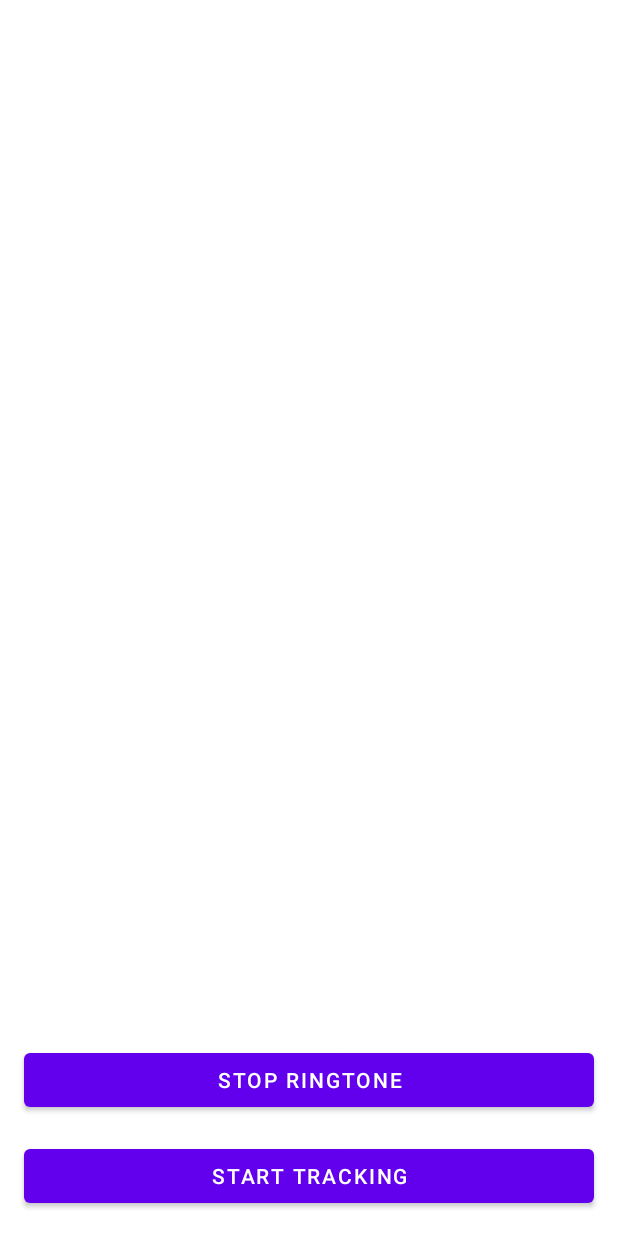
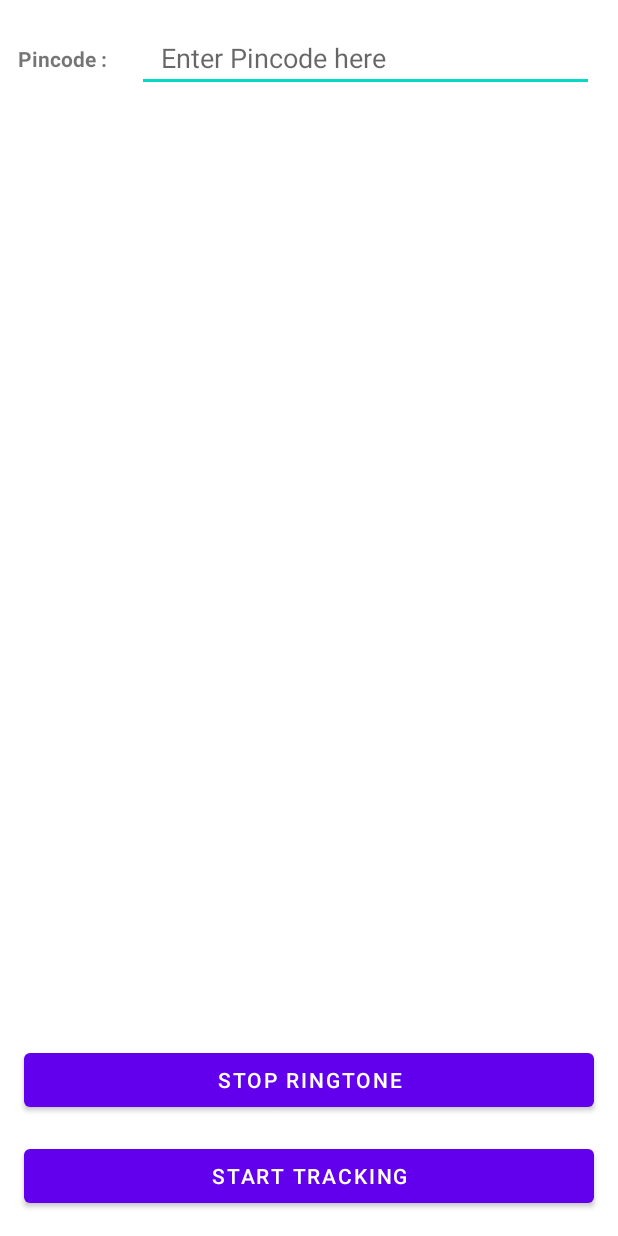
Before and after one commit to pravinlondhe/VaccineAvailabilityTracker, an Android app: the layout activity_main.xml on its own in the app's theme, with its tools: preview values and no code run, on a phone screen of 412 x 824 dp. Run offline under Robolectric (Android 15) with nearby library versions, the phone set to English and light mode, and no system bars.

Commit message:
with foreground service and view for pincode

```diff
--- a/app/build.gradle
+++ b/app/build.gradle
@@ -8,7 +8,7 @@ android {
 
     defaultConfig {
         applicationId "com.prl.android.vacineavailabilitytracker"
-        minSdkVersion 21
+        minSdkVersion 26
         targetSdkVersion 30
         versionCode 1
         versionName "1.0"
--- a/app/src/main/java/com/prl/android/vacineavailabilitytracker/domain/VaccineAvailabilityTracker.kt
+++ b/app/src/main/java/com/prl/android/vacineavailabilitytracker/domain/VaccineAvailabilityTracker.kt
@@ -8,6 +8,7 @@ import retrofit2.converter.gson.GsonConverterFactory
 import java.util.concurrent.TimeUnit
 
 object VaccineAvailabilityTracker {
+    private const val TAG = "VaccineAvaTracker"
     private const val BASE_URL = "https://cdn-api.co-vin.in/"
     private val okHttpClient by lazy {
         OkHttpClient.Builder().apply {
@@ -26,7 +27,7 @@ object VaccineAvailabilityTracker {
     val availabilityService = retrofit.create(VaccineAvailabilityService::class.java)
 
     fun getAvailabilityServices() : VaccineAvailabilityService{
-        Log.d("Pravin","sending request")
+        Log.d(TAG, "sending request")
         val client = OkHttpClient.Builder().apply{
             connectTimeout(30, TimeUnit.SECONDS)
             readTimeout(30, TimeUnit.SECONDS)
--- a/app/src/main/res/layout/activity_main.xml
+++ b/app/src/main/res/layout/activity_main.xml
@@ -5,6 +5,32 @@
     android:layout_width="match_parent"
     android:layout_height="match_parent"
     tools:context=".MainActivity">
+
+    <TextView
+        android:id="@+id/tvPincode"
+        android:layout_width="0dp"
+        android:layout_height="wrap_content"
+        android:layout_marginStart="8dp"
+        android:padding="4dp"
+        android:text="@string/pin_code"
+        android:textStyle="bold"
+        app:layout_constraintBottom_toBottomOf="@id/etPinCode"
+        app:layout_constraintStart_toStartOf="parent"
+        app:layout_constraintTop_toTopOf="@id/etPinCode" />
+
+    <EditText
+        android:id="@+id/etPinCode"
+        android:layout_width="0dp"
+        android:layout_height="wrap_content"
+        android:layout_margin="16dp"
+        android:hint="@string/enter_pin_code_here"
+        android:importantForAutofill="no"
+        android:inputType="number"
+        android:paddingStart="16dp"
+        android:paddingEnd="18dp"
+        app:layout_constraintEnd_toEndOf="parent"
+        app:layout_constraintStart_toEndOf="@id/tvPincode"
+        app:layout_constraintTop_toTopOf="parent" />
 
     <TextView
         android:id="@+id/tvOutput"
@@ -15,7 +41,7 @@
         app:layout_constraintBottom_toTopOf="@id/buttonStopRing"
         app:layout_constraintEnd_toEndOf="parent"
         app:layout_constraintStart_toStartOf="parent"
-        app:layout_constraintTop_toTopOf="parent" />
+        app:layout_constraintTop_toBottomOf="@id/etPinCode" />
 
     <Button
         android:id="@+id/buttonStopRing"
--- a/app/src/main/res/values-night/themes.xml
+++ b/app/src/main/res/values-night/themes.xml
@@ -1,6 +1,6 @@
 <resources xmlns:tools="http://schemas.android.com/tools">
     <!-- Base application theme. -->
-    <style name="Theme.VacineAvailabilityTracker" parent="Theme.MaterialComponents.DayNight.DarkActionBar">
+    <style name="Theme.VaccineAvailabilityTracker" parent="Theme.MaterialComponents.DayNight.DarkActionBar">
         <!-- Primary brand color. -->
         <item name="colorPrimary">@color/purple_200</item>
         <item name="colorPrimaryVariant">@color/purple_700</item>
--- a/app/src/main/res/values/strings.xml
+++ b/app/src/main/res/values/strings.xml
@@ -1,5 +1,7 @@
 <resources>
-    <string name="app_name">VacineAvailabilityTracker</string>
+    <string name="app_name">Vaccine Availability Tracker</string>
     <string name="start_tracking">Start tracking</string>
     <string name="stop_ringtone">Stop Ringtone</string>
+    <string name="enter_pin_code_here">Enter Pincode here</string>
+    <string name="pin_code">Pincode :</string>
 </resources>
--- a/app/src/main/res/values/themes.xml
+++ b/app/src/main/res/values/themes.xml
@@ -1,6 +1,6 @@
 <resources xmlns:tools="http://schemas.android.com/tools">
     <!-- Base application theme. -->
-    <style name="Theme.VacineAvailabilityTracker" parent="Theme.MaterialComponents.DayNight.DarkActionBar">
+    <style name="Theme.VaccineAvailabilityTracker" parent="Theme.MaterialComponents.DayNight.DarkActionBar">
         <!-- Primary brand color. -->
         <item name="colorPrimary">@color/purple_500</item>
         <item name="colorPrimaryVariant">@color/purple_700</item>
--- a/build.gradle
+++ b/build.gradle
@@ -7,7 +7,7 @@ buildscript {
         mavenCentral()
     }
     dependencies {
-        classpath "com.android.tools.build:gradle:4.2.0-rc01"
+        classpath 'com.android.tools.build:gradle:4.2.0'
         classpath "org.jetbrains.kotlin:kotlin-gradle-plugin:$kotlin_version"
 
         // NOTE: Do not place your application dependencies here; they belong
```
Also changed, not shown: app/src/main/AndroidManifest.xml (+5 -2 lines), app/src/main/java/com/prl/android/vacineavailabilitytracker/AvailabilityService.kt (+84 -28 lines), app/src/main/java/com/prl/android/vacineavailabilitytracker/MainActivity.kt (+14 -5 lines), app/src/main/java/com/prl/android/vacineavailabilitytracker/TrackerConstants.kt (+11 -3 lines), app/src/main/java/com/prl/android/vacineavailabilitytracker/viewmodel/AvailabilityTrackerViewModel.kt (+23 -6 lines), 3 other files.
